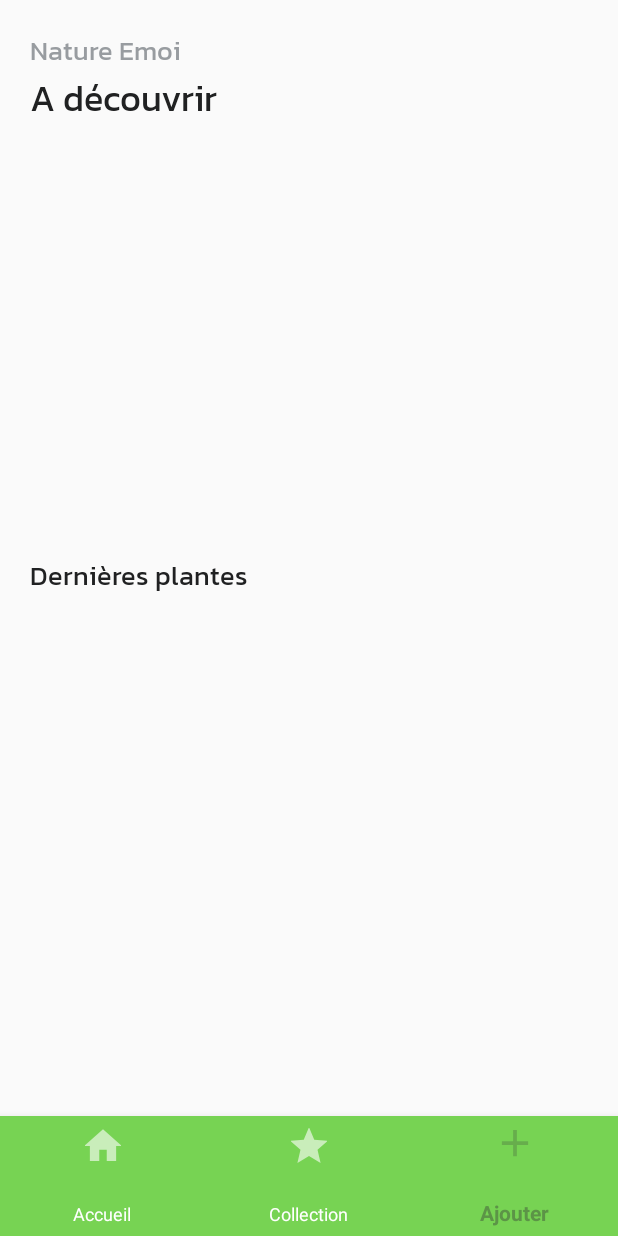
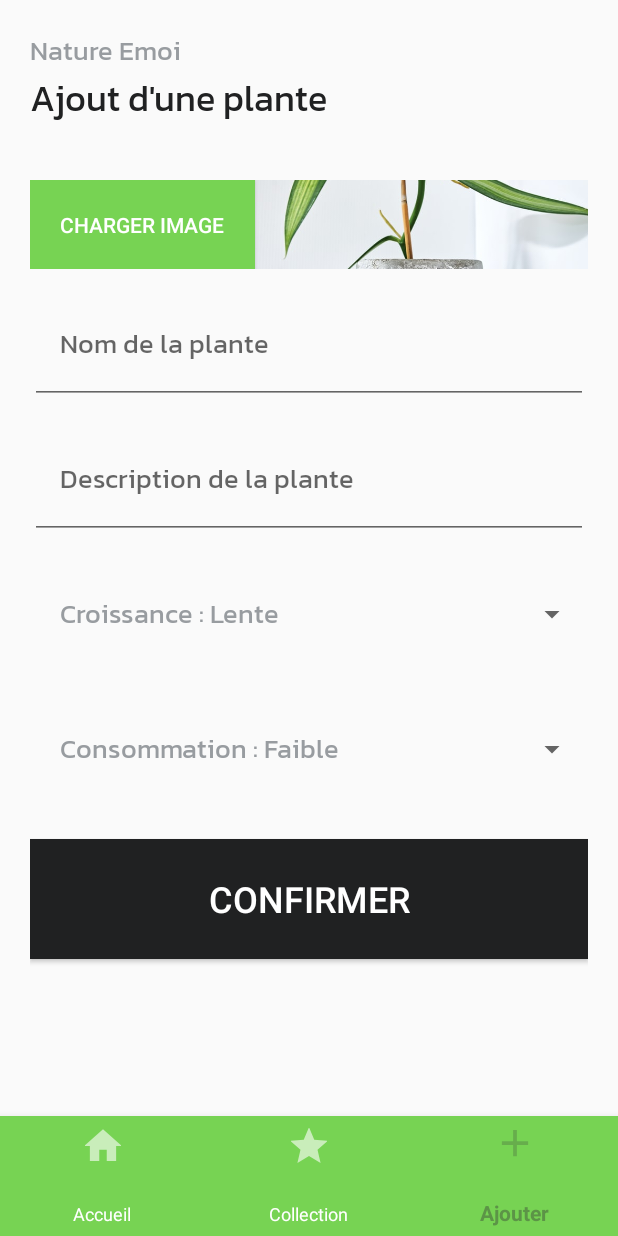
Before and after one commit to J-Dudek/Natural-Collection, an Android app: the screen it shows after launch (MainActivity), item 3 of the bottom bar chosen, on a phone screen of 412 x 824 dp. Run offline under Robolectric (Android 15) with nearby library versions, the phone set to English and light mode, and no system bars; our stand-ins replace Firebase (no records; nobody signed in at launch, a user with empty details on screens opened directly); pictures from the network do not load; 1 statement that could not run was skipped.

Commit message:
🚧 interaction avec le menu

```diff
--- a/app/src/main/java/fr/tuto/naturecollection/MainActivity.kt
+++ b/app/src/main/java/fr/tuto/naturecollection/MainActivity.kt
@@ -2,25 +2,58 @@ package fr.tuto.naturecollection
 
 import androidx.appcompat.app.AppCompatActivity
 import android.os.Bundle
+import android.widget.TextView
+import androidx.fragment.app.Fragment
+import com.google.android.material.bottomnavigation.BottomNavigationView
+import fr.tuto.naturecollection.fragments.AddPlantFragment
+import fr.tuto.naturecollection.fragments.CollectionFragment
 import fr.tuto.naturecollection.fragments.HomeFragment
 
 class MainActivity : AppCompatActivity() {
     override fun onCreate(savedInstanceState: Bundle?) {
         super.onCreate(savedInstanceState)
         setContentView(R.layout.activity_main)
+        loadFragment(HomeFragment(this),R.string.home_page_title)
 
+        //importer la BottomNavigationView
+        val navigationView = findViewById<BottomNavigationView>(R.id.navigation_view)
+        navigationView.setOnNavigationItemSelectedListener {
+            when(it.itemId){
+                R.id.home_page->{
+                    loadFragment(HomeFragment(this),R.string.home_page_title)
+                    return@setOnNavigationItemSelectedListener true
+                }
+                R.id.collection_home->{
+                    loadFragment(CollectionFragment(this),R.string.collection_page_title)
+                    return@setOnNavigationItemSelectedListener true
+                }
+                R.id.add_plant_home->{
+                    loadFragment(AddPlantFragment(this),R.string.add_plant_page_title)
+                    return@setOnNavigationItemSelectedListener true
+                }
+                else -> false
+            }
+        }
+
+        loadFragment(HomeFragment(this))
+
+        // Injecter le fragment home dans fragment_container
+
+    }
+
+    private fun loadFragment(fragment: Fragment, string:Int) {
         //Charger plantRepository
         val repo = PlantRepository()
+
+        //actualiser le nom de la page
+        findViewById<TextView>(R.id.page_title).text= resources.getString(string)
         //mettre à jour la liste de plantes
         repo.updateData{
             val transaction = supportFragmentManager.beginTransaction()
-            transaction.replace(R.id.fragment_container,HomeFragment(this))
+            transaction.replace(R.id.fragment_container,fragment)
             transaction.addToBackStack(null)
             transaction.commit()
 
         }
-
-        // Injecter le fragment home dans fragment_container
-
     }
 }
```
